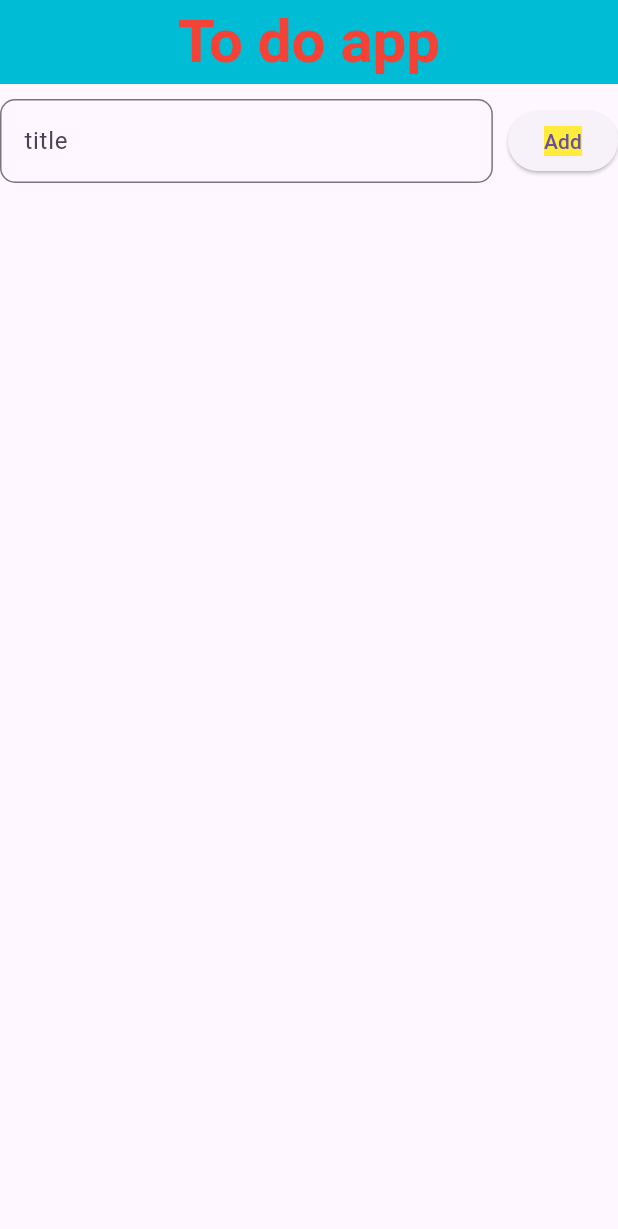
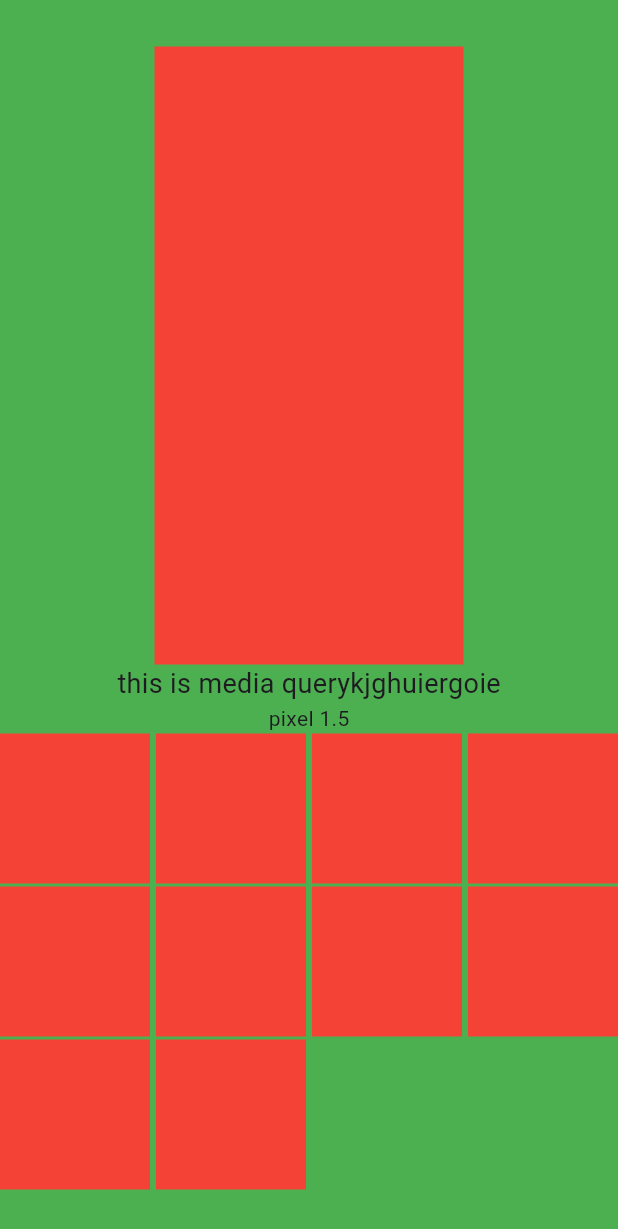
Before and after one commit to FerdusAhmed/Flutter_practice., a Flutter app: the screen it shows after launch, on a phone screen of 412 x 824 dp. Shown: the top 1229 px of the screen. Run offline on Flutter 3.47's test engine with Material 3 defaults, Android fonts, the phone set to English and light mode, and no system bars.

Commit message:
mediaquery

```diff
--- /dev/null
+++ b/lib/mediaquery.dart
@@ -0,0 +1,77 @@
+import 'package:flutter/material.dart';
+
+class mediaquery extends StatefulWidget {
+  const mediaquery({super.key});
+
+  @override
+  State<mediaquery> createState() => _mediaqueryState();
+}
+
+class _mediaqueryState extends State<mediaquery> {
+  @override
+  Widget build(BuildContext context) {
+    Size screen = MediaQuery.of(context).size;
+    double fonts = screen.width > 600 ? 32 :18;
+    double pixel = MediaQuery.of(context).devicePixelRatio;
+    return Scaffold(
+      body:
+
+      Container(
+        height: screen.height,
+        width: screen.width,
+        color: Colors.green,
+        child: Column(
+          mainAxisAlignment: MainAxisAlignment.center,
+          children: [
+            Center(
+              child: Container(
+                width: screen.width*0.5,
+                height: screen.height*0.5,
+                color: Colors.red,
+              ),
+            ),
+            Text('this is media querykjghuiergoie',style: TextStyle(
+              fontSize: fonts,
+            ),),
+            Text('pixel $pixel'),
+
+            Wrap(
+              spacing: 4.0,
+              runSpacing: 2.0,
+              children:
+                List.generate(10, (index)
+            {
+              //return Chip(label: Text('Item $index'));
+              return Container(
+                  height: 100,
+                  width: 100,
+                  color: Colors.red,
+
+              );
+            }
+            ),
+
+            ),
+            // Expanded(
+            //   child: LayoutBuilder(builder: (context, constraints)
+            //   {
+            //     if(constraints.maxWidth > 600){
+            //
+            //       return GridView.count(crossAxisCount: 3);
+            //     }
+            //     else
+            //     {
+            //       return GridView.count(crossAxisCount: 2);
+            //     }
+            //   }
+            //
+            //   ),
+            // ),
+          ],
+
+        ),
+
+      ),
+    );
+  }
+}
--- a/lib/myapp.dart
+++ b/lib/myapp.dart
@@ -5,6 +5,7 @@ import 'home.dart';
 import 'loginpage.dart';
 import 'statefull.dart';
 import 'todoapp.dart';
+import 'mediaquery.dart';
 
 
 
@@ -20,7 +21,9 @@ class MyApp extends StatelessWidget {
       // home: listview(),
      // home: Gridv(),
      // home: mystatefull(),
-      home: todo(),
+     // home: todo(),
+      home: mediaquery(),
+
 
 
 
```
